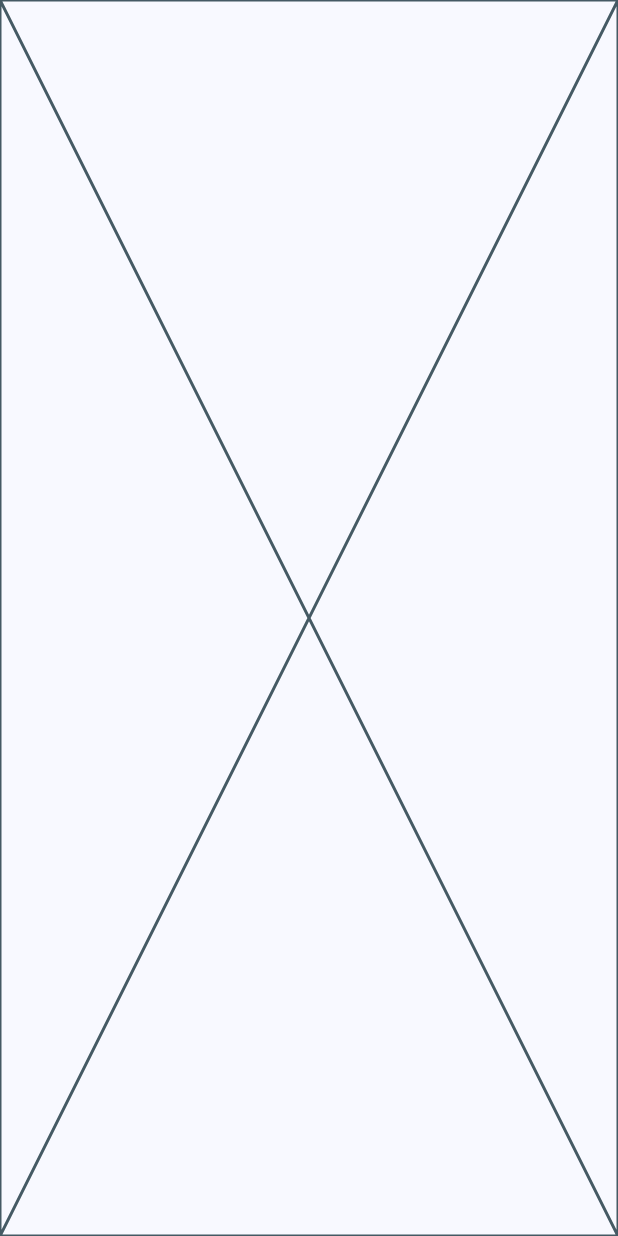
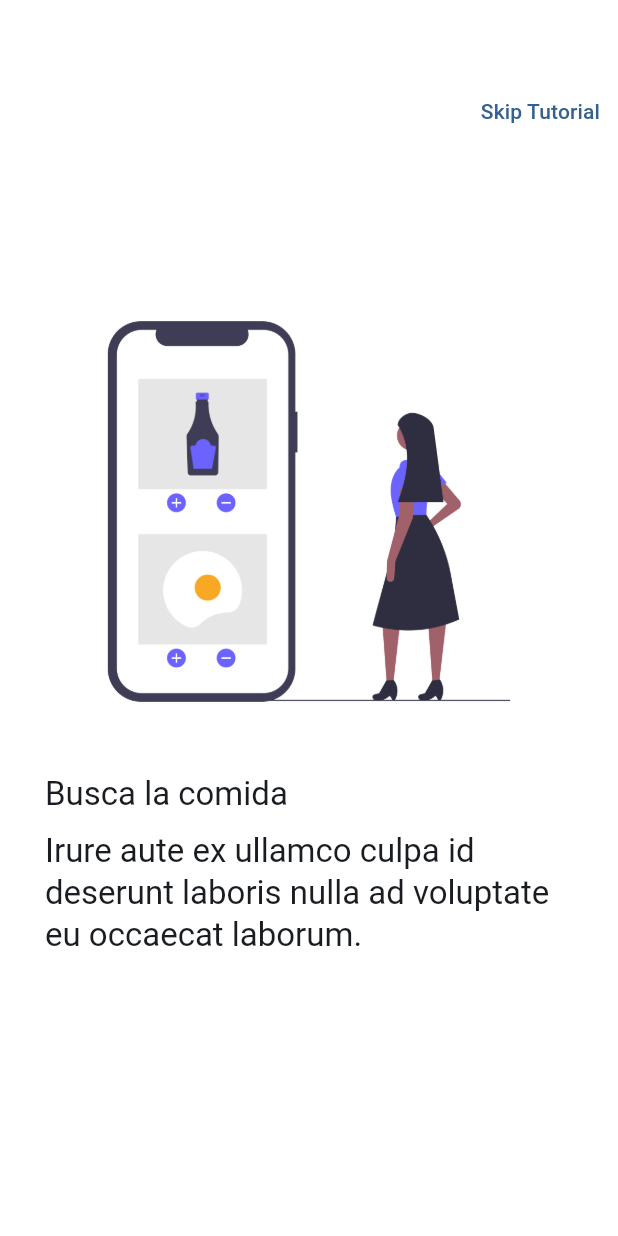
Before and after one commit to luciodillon/widgets_app, a Flutter app: the AppTutorialScreen screen opened by its route, on a phone screen of 412 x 824 dp. Run offline on Flutter 3.47's test engine with Material 3 defaults, Android fonts, the phone set to English and light mode, and no system bars; our stand-ins replace go_router.

Commit message:
tutorial screen terminado

```diff
--- a/lib/presentation/screens/app_tutorial/app_tutorial_screen.dart
+++ b/lib/presentation/screens/app_tutorial/app_tutorial_screen.dart
@@ -1,4 +1,5 @@
 import 'package:flutter/material.dart';
+import 'package:go_router/go_router.dart';
 
 class SlideInfo {
   final String title;
@@ -31,7 +32,10 @@ class AppTutorialScreen extends StatelessWidget {
   @override
   Widget build(BuildContext context) {
     return Scaffold(
-        body: PageView(
+      backgroundColor: Colors.white,
+        body: Stack(
+          children: [
+            PageView(
                 physics: const BouncingScrollPhysics(),
                 children: slides
                     .map(
@@ -40,7 +44,18 @@ class AppTutorialScreen extends StatelessWidget {
                           caption: slideData.caption,
                           imageUrl: slideData.imageUrl),
                     )
-                .toList()));
+                    .toList()),
+
+            Positioned(
+              top: 50,
+              right: 0,
+              child: TextButton(
+                child: Text('Skip Tutorial'),
+                onPressed: () => context.pop(),
+              )
+            )
+          ],
+        ));
   }
 }
 
@@ -54,6 +69,25 @@ class _Slide extends StatelessWidget {
 
   @override
   Widget build(BuildContext context) {
-    return const Placeholder();
+
+    final tileStyle = Theme.of(context).textTheme.titleLarge;
+    final captionStyle = Theme.of(context).textTheme.titleLarge;
+
+    return Padding(
+      padding: const EdgeInsets.symmetric(horizontal: 30),
+      child: Center(
+        child: Column(
+          mainAxisAlignment: MainAxisAlignment.center,
+          crossAxisAlignment: CrossAxisAlignment.start,
+          children: [
+            Image(image: AssetImage(imageUrl)),
+            const SizedBox(height: 20),
+            Text(title, style: tileStyle,),
+            const SizedBox(height: 10),
+            Text(caption, style: captionStyle,),
+          ],
+        ),
+      ),
+      );
   }
 }
--- a/pubspec.yaml
+++ b/pubspec.yaml
@@ -19,5 +19,5 @@ dev_dependencies:
 flutter:
   uses-material-design: true
 
-assets:
-  - assets/Images/
+  assets:
+    - assets/Images/
```
Lines whose indentation alone changed are shown as unchanged.
